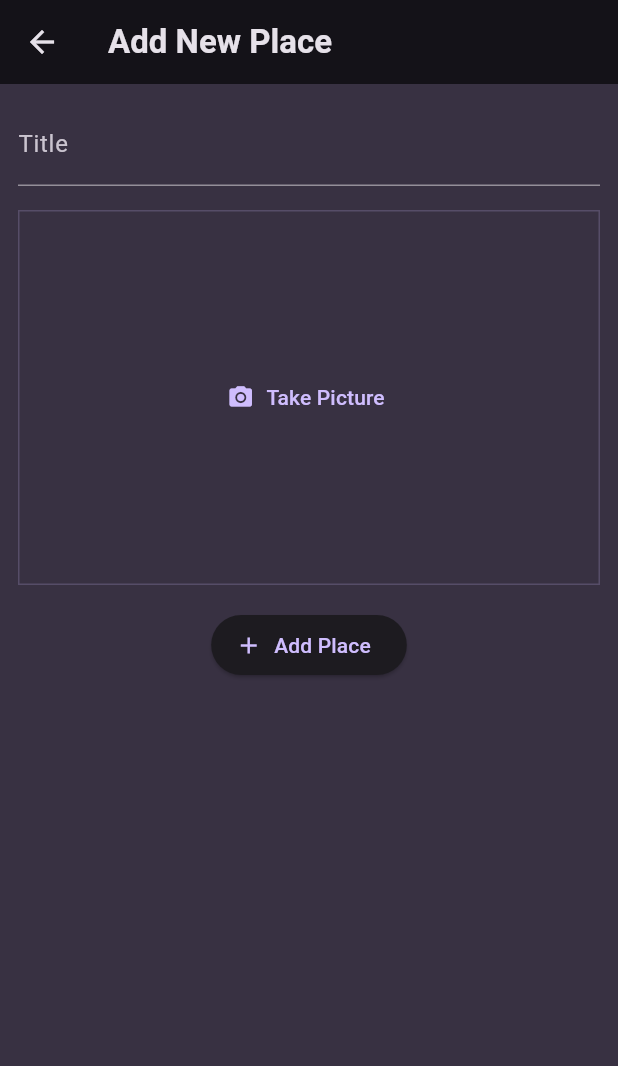
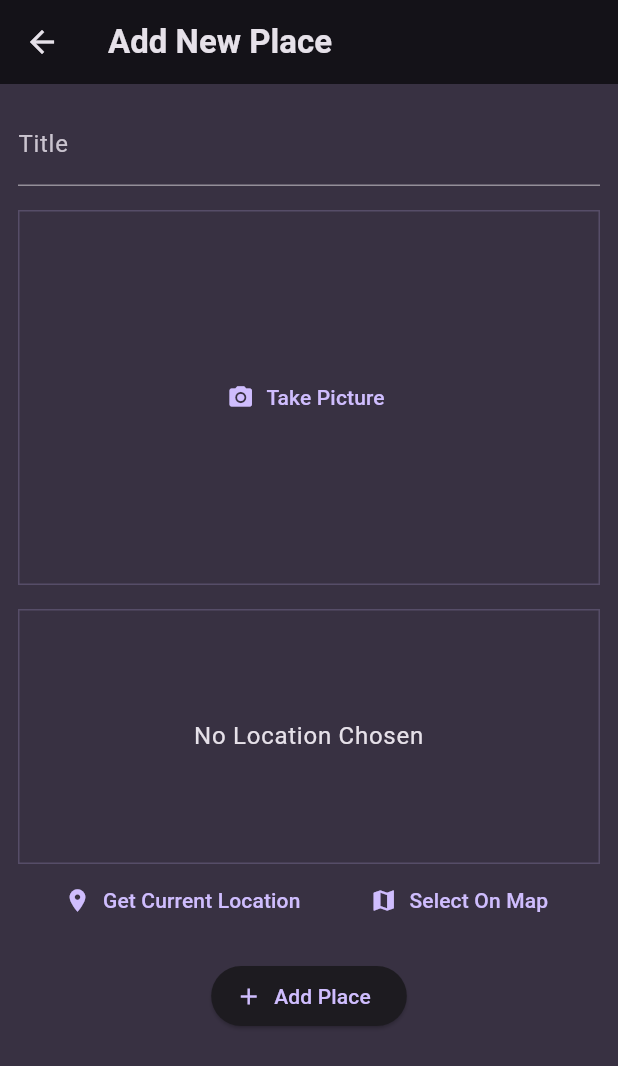
Before and after one commit to anmol420/FavoritePlacesApp-In-Flutter, a Flutter app: the AddPlaceScreen screen opened directly, on a phone screen of 412 x 824 dp. Shown: the top 1066 px of the screen. Run offline on Flutter 3.47's test engine with Material 3 defaults, Android fonts, the phone set to English and light mode, and no system bars; our stand-ins replace flutter_riverpod, google_fonts, image_picker.

Commit message:
Added LocationInput

```diff
--- a/lib/screens/add_place.dart
+++ b/lib/screens/add_place.dart
@@ -5,6 +5,7 @@ import 'package:flutter_riverpod/flutter_riverpod.dart';
 
 import 'package:favorite_places_app/providers/user_places.dart';
 import 'package:favorite_places_app/widgets/image_input.dart';
+import 'package:favorite_places_app/widgets/location_input.dart';
 
 class AddPlaceScreen extends ConsumerStatefulWidget {
   const AddPlaceScreen({super.key});
@@ -67,6 +68,10 @@ class _AddPlaceScreenState extends ConsumerState<AddPlaceScreen> {
             const SizedBox(
               height: 16,
             ),
+            const LocationInput(),
+            const SizedBox(
+              height: 16,
+            ),
             ElevatedButton.icon(
               onPressed: _savePlace,
               label: const Text(
--- /dev/null
+++ b/lib/widgets/location_input.dart
@@ -0,0 +1,53 @@
+import 'package:flutter/material.dart';
+
+class LocationInput extends StatefulWidget {
+  const LocationInput({super.key});
+
+  @override
+  State<LocationInput> createState() {
+    return _LocationInputState();
+  }
+}
+
+class _LocationInputState extends State<LocationInput> {
+  @override
+  Widget build(BuildContext context) {
+    return Column(
+      children: [
+        Container(
+          alignment: Alignment.center,
+          decoration: BoxDecoration(
+            border: Border.all(
+              width: 1,
+              color: Theme.of(context).colorScheme.primary.withOpacity(0.2),
+            ),
+          ),
+          height: 170,
+          width: double.infinity,
+          child: Text(
+            'No Location Chosen',
+            textAlign: TextAlign.center,
+            style: Theme.of(context).textTheme.bodyLarge!.copyWith(
+              color: Theme.of(context).colorScheme.onBackground,
+            ),
+          ),
+        ),
+        Row(
+          mainAxisAlignment: MainAxisAlignment.spaceEvenly,
+          children: [
+            TextButton.icon(
+              onPressed: () {},
+              icon: const Icon(Icons.location_on),
+              label: const Text('Get Current Location'),
+            ),
+            TextButton.icon(
+              onPressed: () {},
+              icon: const Icon(Icons.map),
+              label: const Text('Select On Map'),
+            ),
+          ],
+        ),
+      ],
+    );
+  }
+}
```
Also changed, not shown: lib/widgets/image_input.dart (+5 -4 lines).
